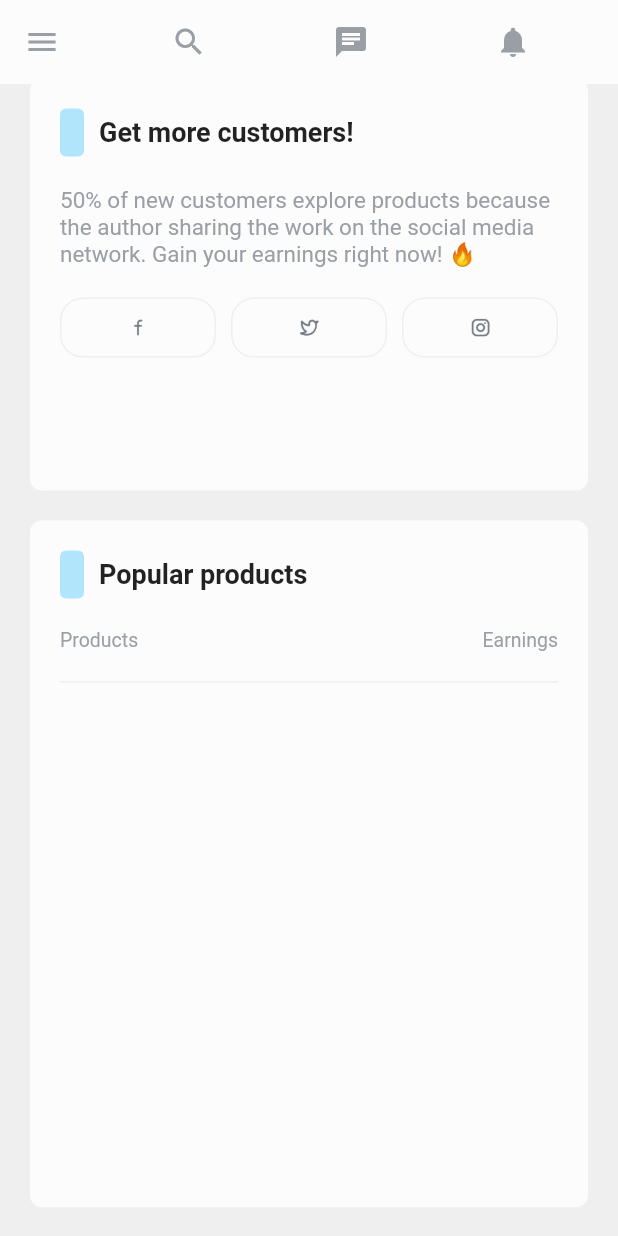
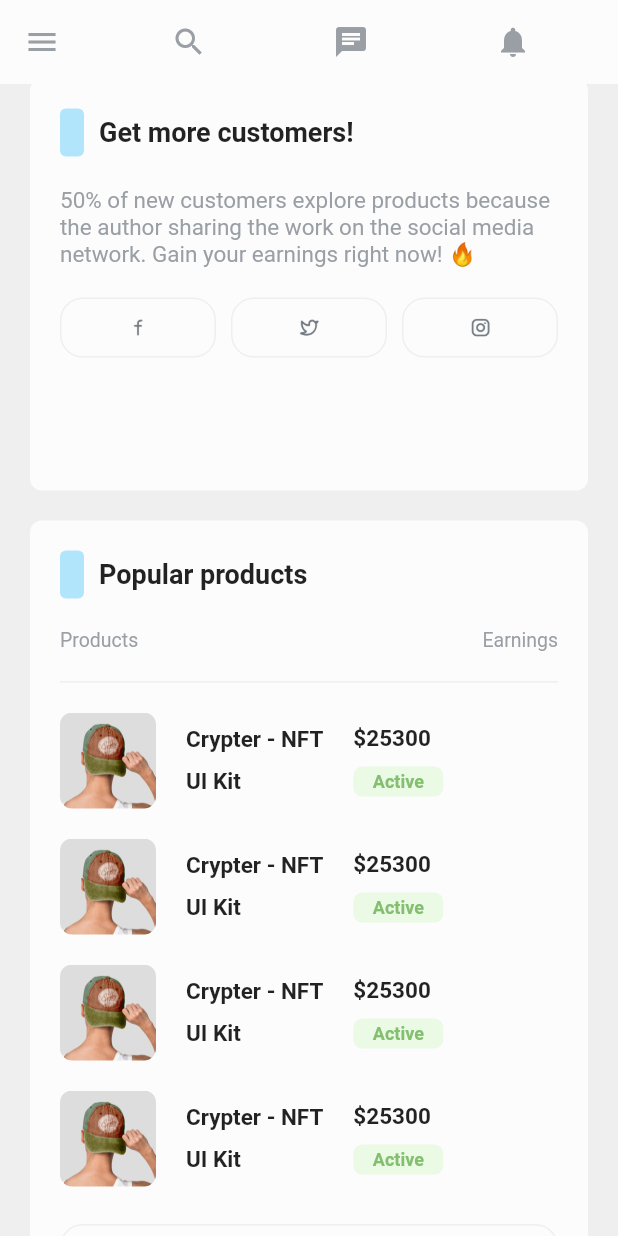
Before and after one commit to donkizzy/dashboard-UI, a Flutter app: the Dashboard screen opened directly, scrolled down 1686 dp, on a phone screen of 412 x 824 dp. Run offline on Flutter 3.47's test engine with Material 2 defaults, Android fonts, the phone set to English and light mode, and no system bars; our stand-ins replace adaptive_theme, charts_flutter.

Commit message:
coompleted the product section

```diff
--- a/lib/ui/screens/dashboard.dart
+++ b/lib/ui/screens/dashboard.dart
@@ -1,6 +1,7 @@
 import 'package:adaptive_theme/adaptive_theme.dart';
 import 'package:dashboard_ui/ui/utils/app_color.dart';
 import 'package:dashboard_ui/ui/utils/utils.dart';
+import 'package:dashboard_ui/ui/widgets/product_item.dart';
 import 'package:dashboard_ui/ui/widgets/simple_bar_chart.dart';
 import 'package:dashboard_ui/ui/widgets/tips_item.dart';
 import 'package:flutter/material.dart';
@@ -515,7 +516,7 @@ class _DashboardState extends State<Dashboard> {
           ),
           SizedBox(height: 20,),
           Container(
-            height: height(context) / 1.8,
+            height: height(context) / 1.5,
             padding: EdgeInsets.all(20.0),
             decoration: BoxDecoration(
                 color: Theme.of(context).cardColor,
@@ -555,6 +556,30 @@ class _DashboardState extends State<Dashboard> {
                 ),
                 SizedBox(height: 20,),
                 Container(height: 1,decoration: BoxDecoration(color: Theme.of(context).dividerColor),),
+                SizedBox(height: 20,),
+                ProductItem(),
+                SizedBox(height: 20,),
+                ProductItem(),
+                SizedBox(height: 20,),
+                ProductItem(),
+                SizedBox(height: 20,),
+                ProductItem(),
+                SizedBox(height: 25,),
+                Container(
+                  height: 50,
+                  width: width(context),
+                  padding: EdgeInsets.all(12),
+                  decoration: BoxDecoration(
+                    borderRadius: BorderRadius.circular(15),
+                    border: Border.all(color: Theme.of(context).dividerColor),
+                  ),
+                  child: Center(
+                    child: Text(
+                      'All Products',
+                      style: TextStyle(fontSize: 15, fontWeight: FontWeight.w600),
+                    ),
+                  ),
+                )
               ],
             ),
           )
--- /dev/null
+++ b/lib/ui/widgets/product_item.dart
@@ -0,0 +1,61 @@
+
+
+import 'package:adaptive_theme/adaptive_theme.dart';
+import 'package:dashboard_ui/ui/utils/app_color.dart';
+import 'package:flutter/material.dart';
+
+
+class ProductItem extends StatelessWidget {
+  const ProductItem({Key? key}) : super(key: key);
+
+  @override
+  Widget build(BuildContext context) {
+    return  Row(
+      mainAxisAlignment: MainAxisAlignment.spaceBetween,
+      children: [
+        ClipRRect(
+          borderRadius: BorderRadius.circular(8),
+          child: Image.asset('assets/product.png',height: 64,),
+        ),
+        SizedBox(width: 20,),
+        Column(
+          crossAxisAlignment: CrossAxisAlignment.start,
+          children: [
+            Text(
+              'Crypter - NFT',
+              style: TextStyle(fontSize: 15, fontWeight: FontWeight.w600),
+            ),
+            SizedBox(height: 10,),
+            Text('UI Kit',style: TextStyle(fontSize: 15, fontWeight: FontWeight.w600))
+          ],
+        ),
+        SizedBox(width: 20,),
+        Expanded(child:
+        Column(
+          crossAxisAlignment: CrossAxisAlignment.start,
+          children: [
+            Text(
+              '\$25300',
+              style: TextStyle(fontSize: 15, fontWeight: FontWeight.w600),
+            ),
+            SizedBox(height: 10,),
+            ValueListenableBuilder(
+              valueListenable: AdaptiveTheme.of(context).modeChangeNotifier,
+              builder: (BuildContext context,AdaptiveThemeMode value, Widget? child) {
+                return Container(
+                  width: 60,
+                  padding: EdgeInsets.all(3),
+                  decoration: BoxDecoration(
+                    borderRadius: BorderRadius.circular(6.0),
+                    color: value.isLight ? fetaGreen : fetaGreen.withOpacity(0.15),
+                  ),
+                  child: Center(child: Text('Active',style: TextStyle(color: mantisGreen,fontSize: 12,fontWeight: FontWeight.w700),)),
+                ) ;
+              },
+            )
+          ],
+        ))
+      ],
+    );
+  }
+}
```
Also changed, not shown: assets/product.png (added).
